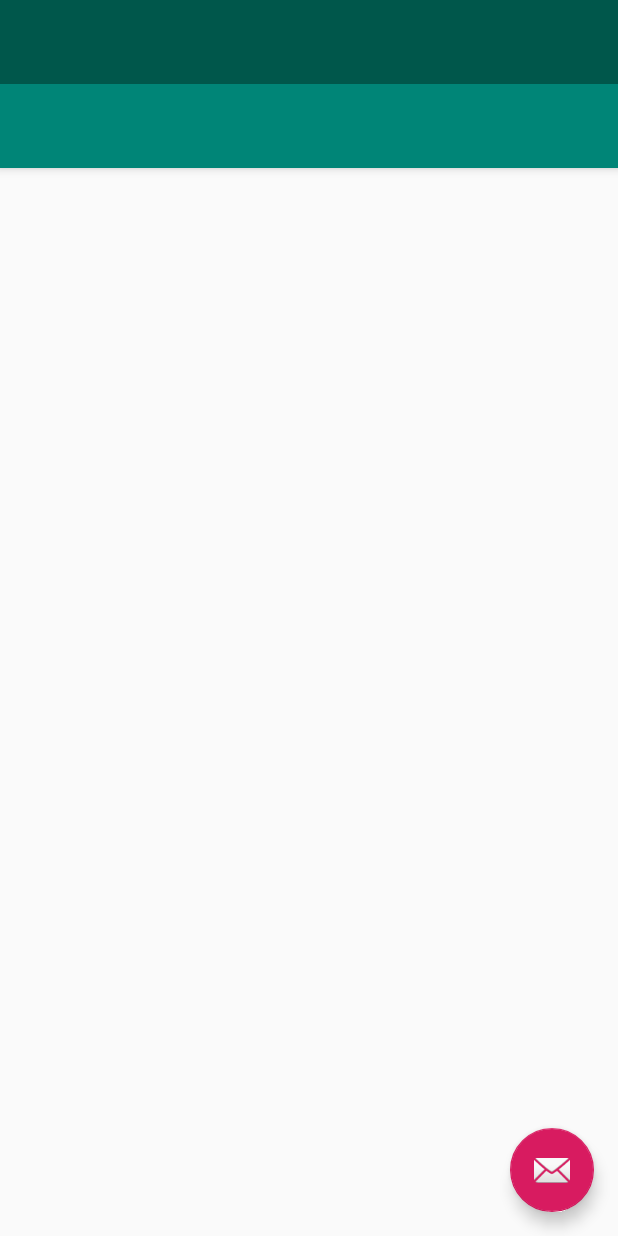
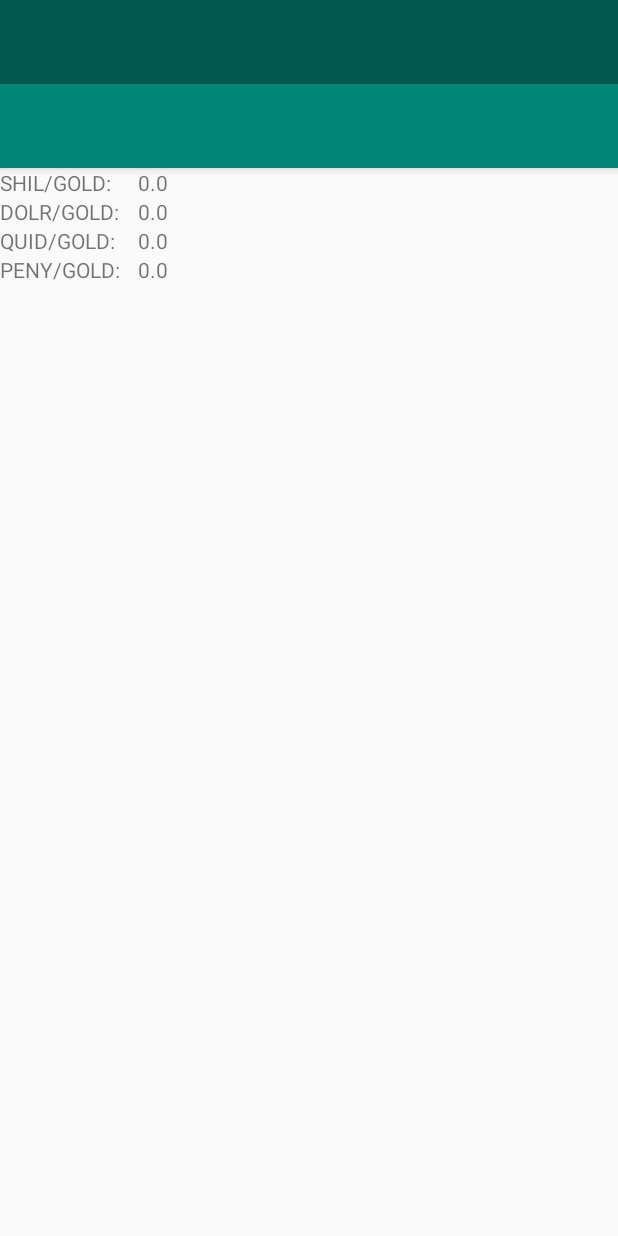
Before and after one commit to notexactlyawe/coinz, an Android app: the layout activity_main.xml on its own in the app's theme, with its tools: preview values and no code run, on a phone screen of 412 x 824 dp. Run offline under Robolectric (Android 15) with nearby library versions, the phone set to English and light mode, and no system bars; network calls fail.

Commit message:
Pull down geojson and fill rates on main

```diff
--- a/app/build.gradle
+++ b/app/build.gradle
@@ -27,12 +27,13 @@ dependencies {
     implementation "org.jetbrains.kotlin:kotlin-stdlib-jdk7:$kotlin_version"
     implementation 'com.android.support:appcompat-v7:28.0.0'
     implementation 'com.android.support.constraint:constraint-layout:1.1.3'
+    implementation 'com.android.support:support-v4:28.0.0'
     testImplementation 'junit:junit:4.12'
     androidTestImplementation 'com.android.support.test:runner:1.0.2'
     androidTestImplementation 'com.android.support.test.espresso:espresso-core:3.0.2'
     implementation 'com.google.firebase:firebase-core:16.0.1'
     implementation 'com.firebaseui:firebase-ui-auth:4.1.0'
-
+    implementation 'com.android.volley:volley:1.1.1'
 }
 
 apply plugin: 'com.google.gms.google-services'
--- a/app/src/main/AndroidManifest.xml
+++ b/app/src/main/AndroidManifest.xml
@@ -1,6 +1,8 @@
 <?xml version="1.0" encoding="utf-8"?>
 <manifest xmlns:android="http://schemas.android.com/apk/res/android"
     package="com.cameronmacleod.coinz">
+
+    <uses-permission android:name="android.permission.INTERNET"/>
 
     <application
         android:allowBackup="true"
--- a/app/src/main/res/layout/app_bar_main.xml
+++ b/app/src/main/res/layout/app_bar_main.xml
@@ -22,12 +22,4 @@
 
     <include layout="@layout/content_main" />
 
-    <android.support.design.widget.FloatingActionButton
-        android:id="@+id/fab"
-        android:layout_width="wrap_content"
-        android:layout_height="wrap_content"
-        android:layout_gravity="bottom|end"
-        android:layout_margin="@dimen/fab_margin"
-        app:srcCompat="@android:drawable/ic_dialog_email" />
-
 </android.support.design.widget.CoordinatorLayout>
--- a/app/src/main/res/layout/content_main.xml
+++ b/app/src/main/res/layout/content_main.xml
@@ -8,4 +8,91 @@
     tools:context=".MainActivity"
     tools:showIn="@layout/app_bar_main">
 
+    <TableLayout
+        android:layout_width="368dp"
+        android:layout_height="495dp"
+        tools:layout_editor_absoluteX="8dp"
+        tools:layout_editor_absoluteY="8dp">
+
+        <TableRow
+            android:layout_width="match_parent"
+            android:layout_height="match_parent" >
+
+            <TextView
+                android:id="@+id/shil_conversion_label"
+                android:layout_width="92dp"
+                android:layout_height="wrap_content"
+                android:text="@string/shil_conversion"
+                tools:layout_editor_absoluteX="8dp"
+                tools:layout_editor_absoluteY="8dp" />
+
+            <TextView
+                android:id="@+id/shil_conversion_rate"
+                android:layout_width="wrap_content"
+                android:layout_height="wrap_content"
+                android:text="0.0" />
+        </TableRow>
+
+        <TableRow
+            android:layout_width="match_parent"
+            android:layout_height="match_parent" >
+
+            <TextView
+                android:id="@+id/dolr_conversion_label"
+                android:layout_width="92dp"
+                android:layout_height="wrap_content"
+                android:text="@string/dolr_conversion"
+                tools:layout_editor_absoluteX="8dp"
+                tools:layout_editor_absoluteY="8dp" />
+
+            <TextView
+                android:id="@+id/dolr_conversion_rate"
+                android:layout_width="wrap_content"
+                android:layout_height="wrap_content"
+                android:text="0.0" />
+
+        </TableRow>
+
+        <TableRow
+            android:layout_width="match_parent"
+            android:layout_height="match_parent" >
+
+            <TextView
+                android:id="@+id/quid_conversion_label"
+                android:layout_width="92dp"
+                android:layout_height="wrap_content"
+                android:text="@string/quid_conversion"
+                tools:layout_editor_absoluteX="8dp"
+                tools:layout_editor_absoluteY="8dp" />
+
+            <TextView
+                android:id="@+id/quid_conversion_rate"
+                android:layout_width="wrap_content"
+                android:layout_height="wrap_content"
+                android:text="0.0" />
+
+        </TableRow>
+
+        <TableRow
+            android:layout_width="match_parent"
+            android:layout_height="match_parent" >
+
+            <TextView
+                android:id="@+id/peny_conversion_label"
+                android:layout_width="92dp"
+                android:layout_height="wrap_content"
+                android:text="@string/peny_conversion"
+                tools:layout_editor_absoluteX="8dp"
+                tools:layout_editor_absoluteY="8dp" />
+
+            <TextView
+                android:id="@+id/peny_conversion_rate"
+                android:layout_width="wrap_content"
+                android:layout_height="wrap_content"
+                android:text="0.0" />
+
+        </TableRow>
+
+    </TableLayout>
+
 </android.support.constraint.ConstraintLayout>
--- a/app/src/main/res/values/strings.xml
+++ b/app/src/main/res/values/strings.xml
@@ -1,6 +1,5 @@
 <resources>
     <string name="app_name">Coinz</string>
-    <string name="db_name">coinz_db</string>
     <string name="title_activity_main">Coinz</string>
     <string name="navigation_drawer_open">Open navigation drawer</string>
     <string name="navigation_drawer_close">Close navigation drawer</string>
@@ -15,4 +14,17 @@
     <string name="banking_screen">Bank</string>
     <string name="friends_screen">Send Coinz</string>
     <string name="leaderboard_screen">Leaderboard</string>
+
+    <string name="shil_conversion">SHIL/GOLD: </string>
+    <string name="dolr_conversion">DOLR/GOLD: </string>
+    <string name="quid_conversion">QUID/GOLD: </string>
+    <string name="peny_conversion">PENY/GOLD: </string>
+
+    <string name="preference_file_key">com.cameronmacleod.coinz.db</string>
+    <string name="coinz_map_key">coinzmap</string>
+
+    <string name="no_geojson_toast">Couldn\'t get map data. Please try again.</string>
+
+    <!-- TODO: Remove or change this placeholder text -->
+    <string name="hello_blank_fragment">Hello blank fragment</string>
 </resources>
```
Also changed, not shown: app/src/main/java/com/cameronmacleod/coinz/LoginActivity.kt (+3 -6 lines), app/src/main/java/com/cameronmacleod/coinz/MainActivity.kt (+41 -9 lines), app/src/main/java/com/cameronmacleod/coinz/MapHelper.kt (added, +32 -0 lines), 2 other files.
